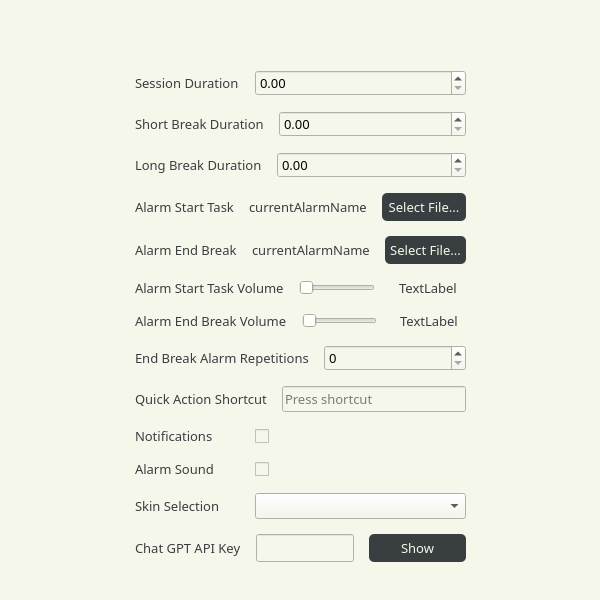
Above: PomoPeak/ui/pomopeaksettings.ui from TheVipek/PomoPeak before the change. Below: the same form after it.
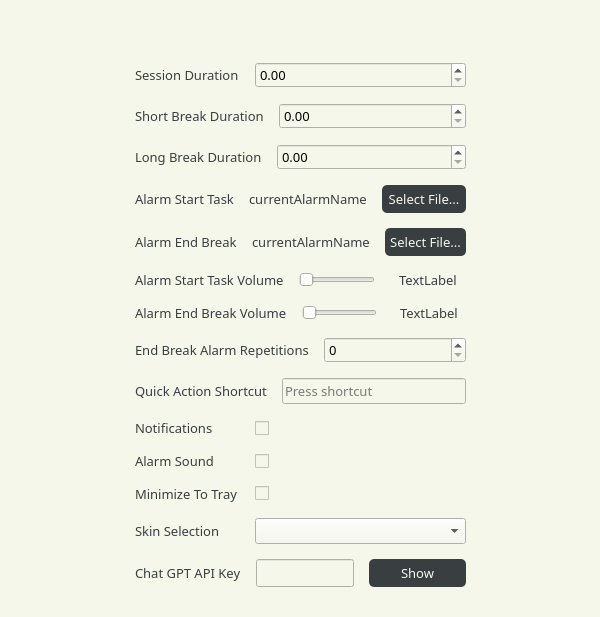
That is the form after the change. Icons and pictures are not drawn.

Commit message: added 'MinimizeToTray' setting

What changed in the file:
```diff
--- a/PomoPeak/ui/pomopeaksettings.ui
+++ b/PomoPeak/ui/pomopeaksettings.ui
@@ -208,7 +208,7 @@
         <number>0</number>
        </property>
        <item>
-        <layout class="QVBoxLayout" name="verticalLayout_2" stretch="1,1,1,1,1,0,1,1,1,1,1,1,0">
+        <layout class="QVBoxLayout" name="verticalLayout_2" stretch="1,1,1,1,1,0,1,1,1,1,1,0,1,0">
          <property name="spacing">
           <number>15</number>
          </property>
@@ -1068,6 +1068,51 @@
            </item>
           </layout>
          </item>
+         <item>
+          <layout class="QHBoxLayout" name="minimizeToTray" stretch="1,2">
+           <property name="spacing">
+            <number>15</number>
+           </property>
+           <property name="leftMargin">
+            <number>0</number>
+           </property>
+           <property name="topMargin">
+            <number>0</number>
+           </property>
+           <property name="rightMargin">
+            <number>0</number>
+           </property>
+           <property name="bottomMargin">
+            <number>0</number>
+           </property>
+           <item>
+            <widget class="QLabel" name="trayLabel">
+             <property name="font">
+              <font>
+               <family>Bahnschrift</family>
+               <pointsize>10</pointsize>
+              </font>
+             </property>
+             <property name="text">
+              <string>Minimize To Tray</string>
+             </property>
+            </widget>
+           </item>
+           <item>
+            <widget class="QCheckBox" name="minimizeToTrayCheckbox">
+             <property name="sizePolicy">
+              <sizepolicy hsizetype="Expanding" vsizetype="Fixed">
+               <horstretch>0</horstretch>
+               <verstretch>0</verstretch>
+              </sizepolicy>
+             </property>
+             <property name="text">
+              <string/>
+             </property>
+            </widget>
+           </item>
+          </layout>
+         </item>
          <item>
           <layout class="QHBoxLayout" name="SkinSelectionLayout" stretch="1,2">
            <property name="spacing">
```
The commit also changes 7 other files.
